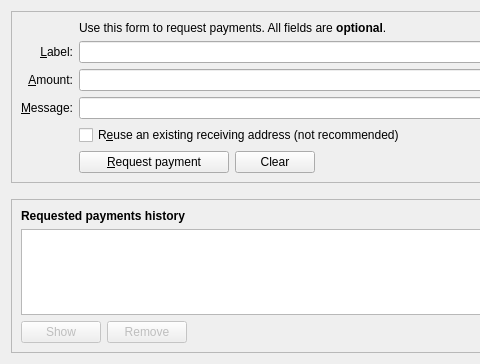
First picture: the form in src/qt/forms/receivecoinsdialog.ui, repository VaporumCoin/VaporumOcean-0.7.2, before the edit; both pictures show x 0 to 480 and y 0 to 364 of the 776 by 364 pixel window.
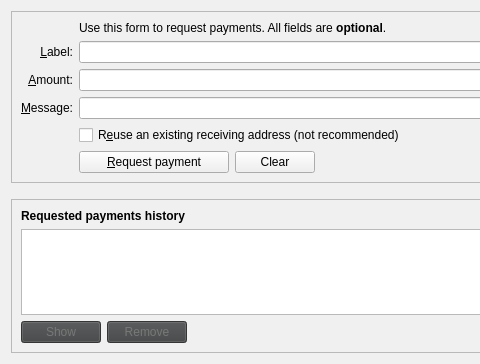
Second picture: the form after the edit. Icons and pictures are not drawn. Custom widgets are drawn as their Qt base class.

Diff of the .ui file:
```diff
--- a/src/qt/forms/receivecoinsdialog.ui
+++ b/src/qt/forms/receivecoinsdialog.ui
@@ -10,6 +10,151 @@
     <height>364</height>
    </rect>
   </property>
+  <property name="palette">
+   <palette>
+    <active>
+     <colorrole role="WindowText">
+      <brush brushstyle="SolidPattern">
+       <color alpha="255">
+        <red>192</red>
+        <green>192</green>
+        <blue>192</blue>
+       </color>
+      </brush>
+     </colorrole>
+     <colorrole role="Button">
+      <brush brushstyle="SolidPattern">
+       <color alpha="255">
+        <red>64</red>
+        <green>65</green>
+        <blue>66</blue>
+       </color>
+      </brush>
+     </colorrole>
+     <colorrole role="Text">
+      <brush brushstyle="SolidPattern">
+       <color alpha="255">
+        <red>0</red>
+        <green>0</green>
+        <blue>0</blue>
+       </color>
+      </brush>
+     </colorrole>
+     <colorrole role="ButtonText">
+      <brush brushstyle="SolidPattern">
+       <color alpha="255">
+        <red>192</red>
+        <green>192</green>
+        <blue>192</blue>
+       </color>
+      </brush>
+     </colorrole>
+     <colorrole role="Window">
+      <brush brushstyle="SolidPattern">
+       <color alpha="255">
+        <red>64</red>
+        <green>65</green>
+        <blue>66</blue>
+       </color>
+      </brush>
+     </colorrole>
+    </active>
+    <inactive>
+     <colorrole role="WindowText">
+      <brush brushstyle="SolidPattern">
+       <color alpha="255">
+        <red>0</red>
+        <green>0</green>
+        <blue>0</blue>
+       </color>
+      </brush>
+     </colorrole>
+     <colorrole role="Button">
+      <brush brushstyle="SolidPattern">
+       <color alpha="255">
+        <red>240</red>
+        <green>240</green>
+        <blue>240</blue>
+       </color>
+      </brush>
+     </colorrole>
+     <colorrole role="Text">
+      <brush brushstyle="SolidPattern">
+       <color alpha="255">
+        <red>0</red>
+        <green>0</green>
+        <blue>0</blue>
+       </color>
+      </brush>
+     </colorrole>
+     <colorrole role="ButtonText">
+      <brush brushstyle="SolidPattern">
+       <color alpha="255">
+        <red>0</red>
+        <green>0</green>
+        <blue>0</blue>
+       </color>
+      </brush>
+     </colorrole>
+     <colorrole role="Window">
+      <brush brushstyle="SolidPattern">
+       <color alpha="255">
+        <red>240</red>
+        <green>240</green>
+        <blue>240</blue>
+       </color>
+      </brush>
+     </colorrole>
+    </inactive>
+    <disabled>
+     <colorrole role="WindowText">
+      <brush brushstyle="SolidPattern">
+       <color alpha="255">
+        <red>120</red>
+        <green>120</green>
+        <blue>120</blue>
+       </color>
+      </brush>
+     </colorrole>
+     <colorrole role="Button">
+      <brush brushstyle="SolidPattern">
+       <color alpha="255">
+        <red>64</red>
+        <green>65</green>
+        <blue>66</blue>
+       </color>
+      </brush>
+     </colorrole>
+     <colorrole role="Text">
+      <brush brushstyle="SolidPattern">
+       <color alpha="255">
+        <red>120</red>
+        <green>120</green>
+        <blue>120</blue>
+       </color>
+      </brush>
+     </colorrole>
+     <colorrole role="ButtonText">
+      <brush brushstyle="SolidPattern">
+       <color alpha="255">
+        <red>120</red>
+        <green>120</green>
+        <blue>120</blue>
+       </color>
+      </brush>
+     </colorrole>
+     <colorrole role="Window">
+      <brush brushstyle="SolidPattern">
+       <color alpha="255">
+        <red>64</red>
+        <green>65</green>
+        <blue>66</blue>
+       </color>
+      </brush>
+     </colorrole>
+    </disabled>
+   </palette>
+  </property>
   <layout class="QVBoxLayout" name="verticalLayout" stretch="0,0,1">
    <item>
     <widget class="QFrame" name="frame2">
```
Left out of the diff: 1 changed line with no effect on the pictures.
